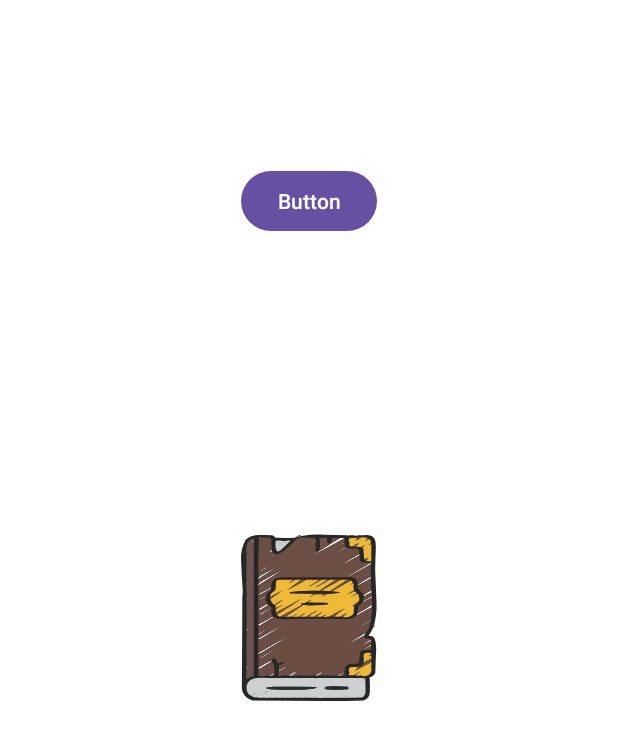
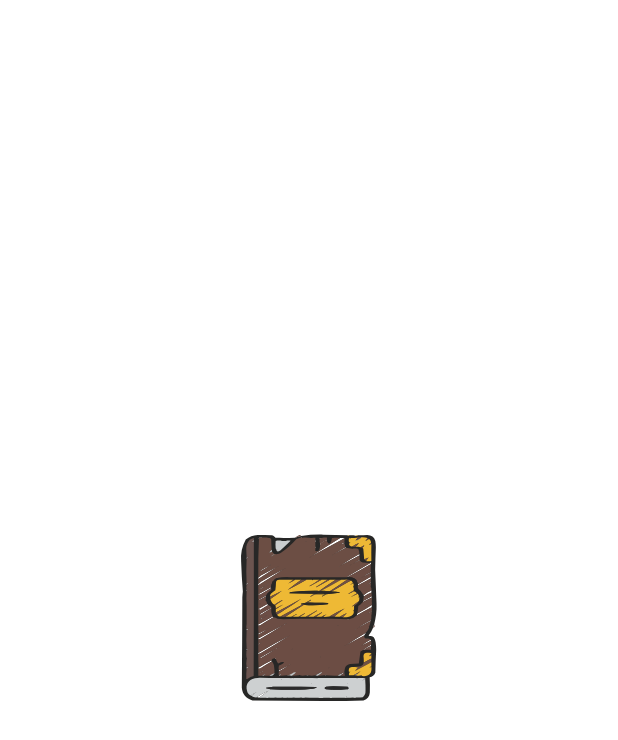
Before and after one commit to nathsuki73/Kinaiya, an Android app: the layout activity_main.xml on its own in the app's theme, with its tools: preview values and no code run, on a phone screen of 412 x 824 dp. Shown: the top 740 px of the screen. Run offline under Robolectric (Android 15) with nearby library versions, the phone set to English and light mode, and no system bars.

Commit message:
Initial Commit.

```diff
--- a/app/src/main/res/layout/activity_main.xml
+++ b/app/src/main/res/layout/activity_main.xml
@@ -16,15 +16,8 @@
         app:layout_constraintEnd_toEndOf="parent"
         app:layout_constraintStart_toStartOf="parent"
         app:layout_constraintTop_toTopOf="parent"
-        app:srcCompat="@drawable/activity_splash" />
+        app:srcCompat="@drawable/activity_splash"
+        android:contentDescription="TODO"
+        tools:ignore="ContentDescription,HardcodedText" />
 
-    <Button
-        android:id="@+id/button"
-        android:layout_width="wrap_content"
-        android:layout_height="wrap_content"
-        android:text="Button"
-        app:layout_constraintBottom_toTopOf="@+id/splashView"
-        app:layout_constraintEnd_toEndOf="parent"
-        app:layout_constraintStart_toStartOf="parent"
-        app:layout_constraintTop_toTopOf="parent" />
 </androidx.constraintlayout.widget.ConstraintLayout>
```
